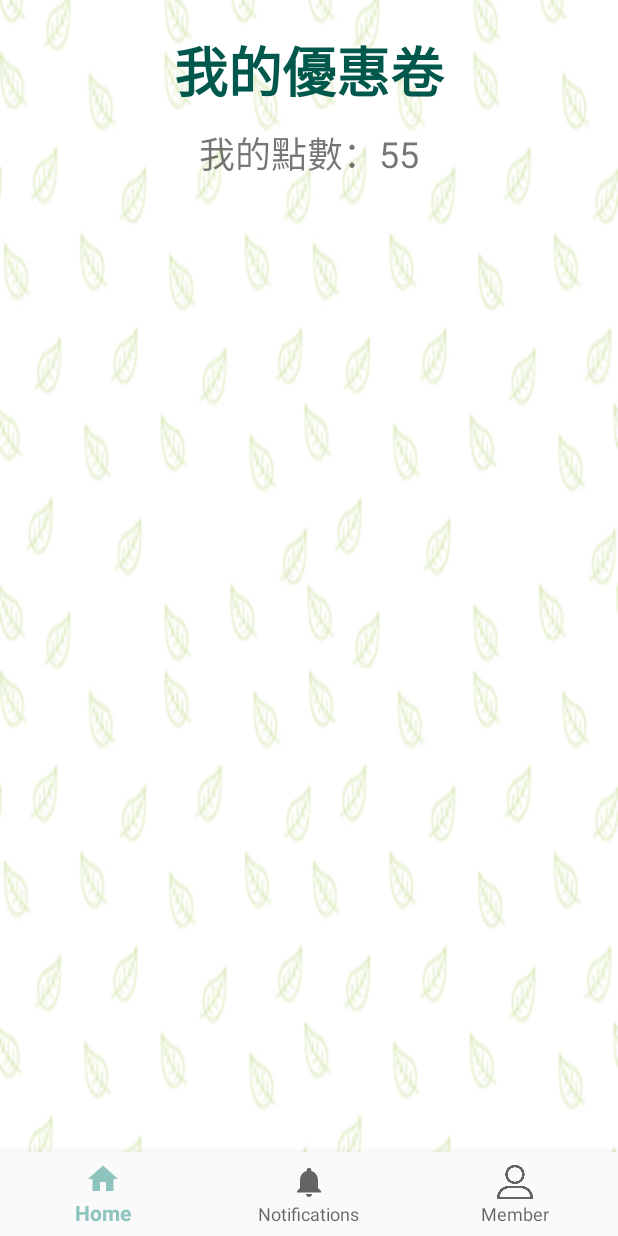
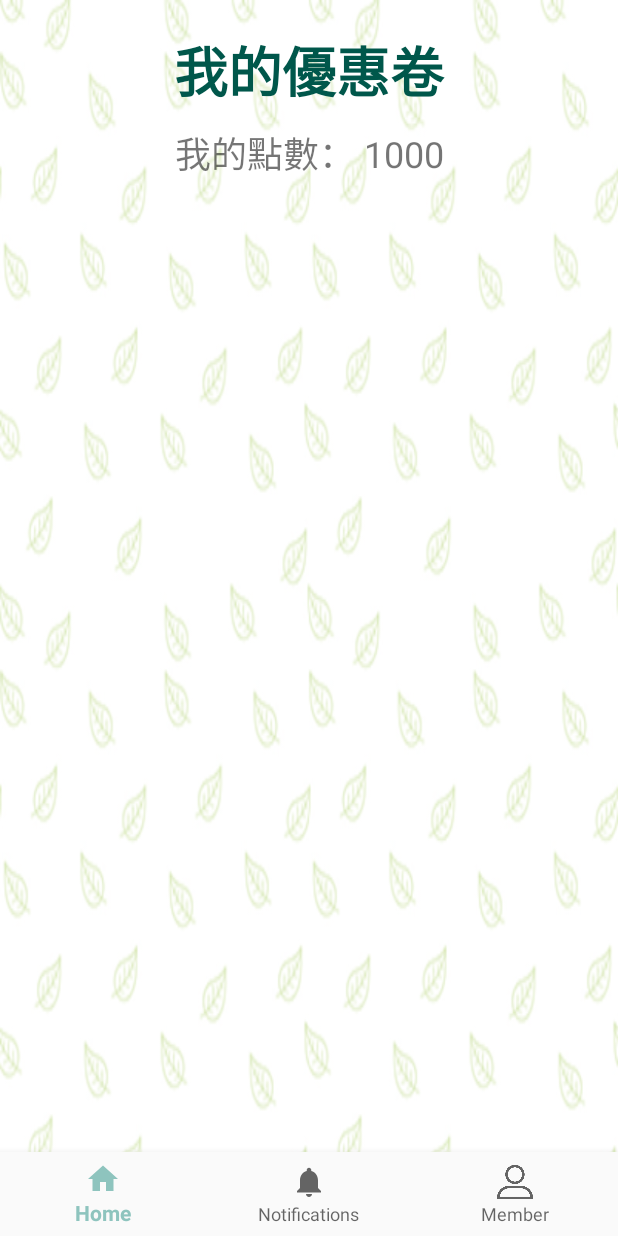
Before and after one commit to jj97181818/CarbonPoint, an Android app: the MyGiftActivity screen opened directly, with no data from a screen before it, after a tap on an icon or button, on a phone screen of 412 x 824 dp. Run offline under Robolectric (Android 15) with nearby library versions, the phone set to English and light mode, and no system bars; 5 statements that could not run were skipped.

Commit message:
Sync point on resume in MyGiftActivity

```diff
--- a/app/src/main/java/me/jj97181818/carbonpoint/Activity/MyGiftActivity.java
+++ b/app/src/main/java/me/jj97181818/carbonpoint/Activity/MyGiftActivity.java
@@ -1,5 +1,6 @@
 package me.jj97181818.carbonpoint.Activity;
 
+import android.content.ContentValues;
 import android.content.Context;
 import android.content.Intent;
 import android.database.Cursor;
@@ -30,6 +31,7 @@ public class MyGiftActivity extends AppCompatActivity {
     private MyAdapter mAdapter;
     private RecyclerView mRecyclerView;
 
+    public int localpoint;
     SQLiteDatabase db;
 
     private BottomNavigationView.OnNavigationItemSelectedListener mOnNavigationItemSelectedListener
@@ -91,6 +93,27 @@ public class MyGiftActivity extends AppCompatActivity {
         layoutManager.setOrientation(LinearLayoutManager.VERTICAL);
         mRecyclerView.setLayoutManager(layoutManager);
         mRecyclerView.setAdapter(mAdapter);
+    }
+
+    @Override
+    protected void onResume() {
+        super.onResume();
+
+        Cursor c = db.rawQuery("SELECT * FROM userpoint", new String[] {});
+        if (c.getCount() > 0) {
+            c.moveToFirst();			//將指標移至第一筆資料
+            int selectedpoint = c.getInt(0);
+            TextView pointView = findViewById(R.id.textView27);
+            pointView.setText("我的點數： "+ String.valueOf(selectedpoint));
+
+            localpoint = selectedpoint;
+        } else {
+            ContentValues mcv = new ContentValues();
+            mcv.put("point", 1000);
+            db.insert("userpoint", null, mcv);
+
+            localpoint = 1000;
+        }
     }
 
     public class MyAdapter extends RecyclerView.Adapter<MyAdapter.ViewHolder> {
```
